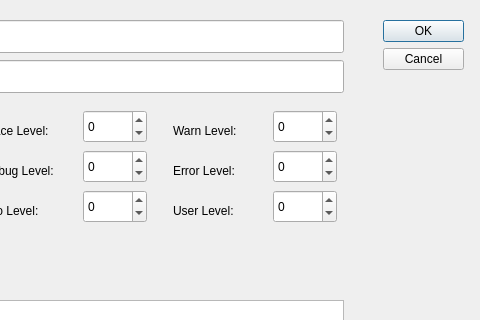
The window that logroutinginfodialog.ui (pitonyak/LinkBackADP) describes before a commit, drawn with Qt 5; both pictures show x 307 to 787 and y 0 to 320 of the 787 by 626 pixel window.
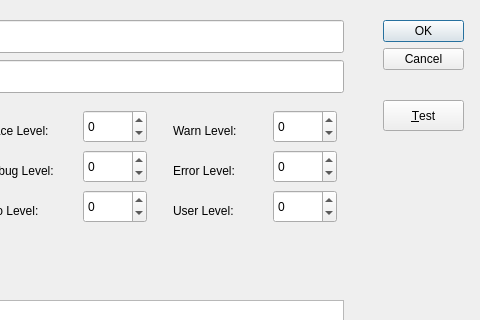
The same window after the commit.

What changed in the file:
```diff
--- a/logroutinginfodialog.ui
+++ b/logroutinginfodialog.ui
@@ -415,6 +415,19 @@
     <string>Sample Output:</string>
    </property>
   </widget>
+  <widget class="QPushButton" name="testButton">
+   <property name="geometry">
+    <rect>
+     <x>690</x>
+     <y>100</y>
+     <width>81</width>
+     <height>31</height>
+    </rect>
+   </property>
+   <property name="text">
+    <string>&amp;Test</string>
+   </property>
+  </widget>
  </widget>
  <resources/>
  <connections>
```
Left out of the diff: 16 changed lines with no effect on the pictures.
